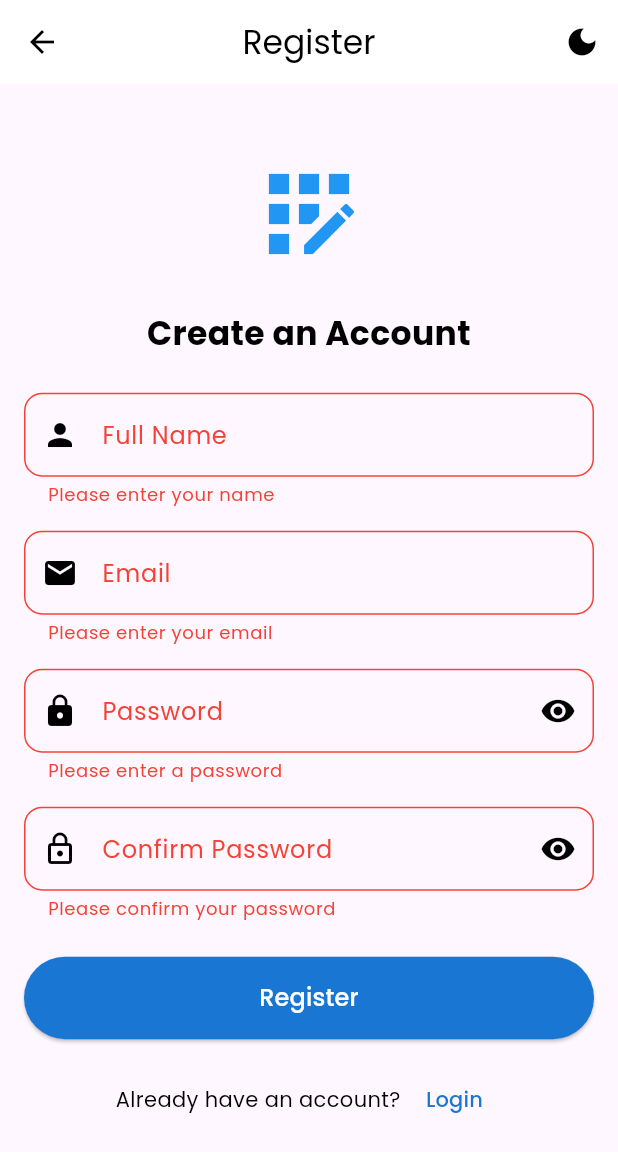
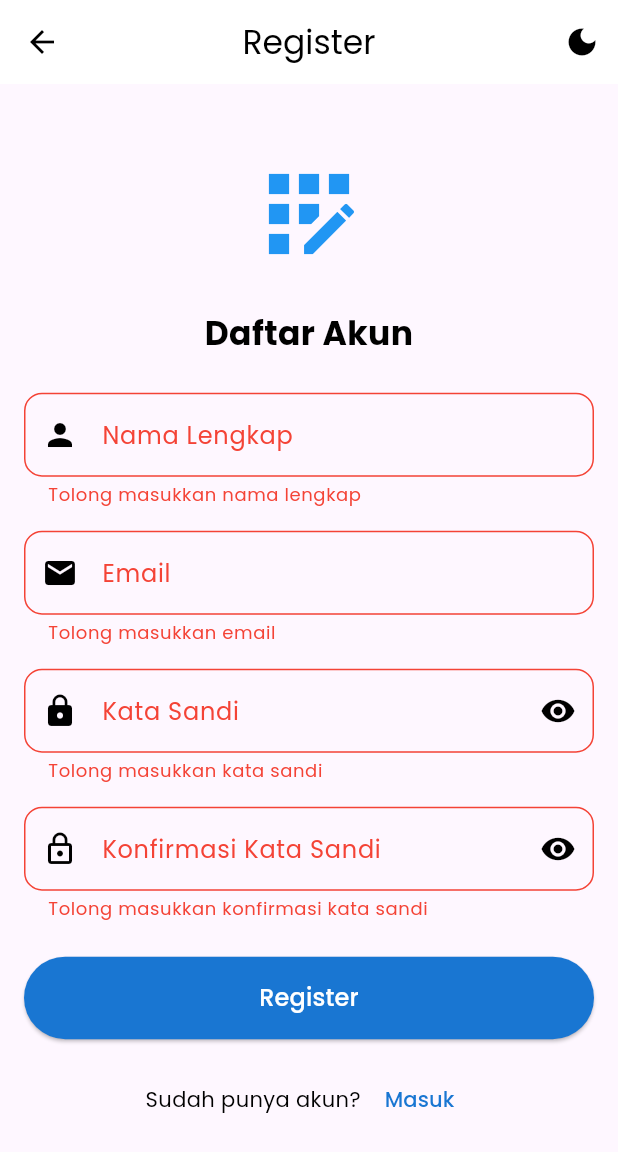
Before and after one commit to DewaYoGamer/flutter_assignment, a Flutter app: the RegisterPage screen opened directly, after a tap on "Register", on a phone screen of 412 x 824 dp. Shown: the top 1152 px of the screen. Run offline on Flutter 3.47's test engine with Material 3 defaults, Android fonts, the phone set to English and light mode, and no system bars; our stand-ins replace dio, flutter_secure_storage, google_fonts; accounts and stored records are empty.

Commit message:
change to indo

```diff
--- a/lib/pages/landing.dart
+++ b/lib/pages/landing.dart
@@ -19,13 +19,13 @@ class LandingPage extends StatefulWidget {
 }
 
 class _LandingPageState extends State<LandingPage> {
+  final TextEditingController _searchController = TextEditingController();
   final MemberService _memberService = MemberService();
   final AuthService _authService = AuthService();
   List<Member> _filteredMembers = [];
   bool _isLoading = false;
   String _errorMessage = '';
   String _searchQuery = '';
-  final TextEditingController _searchController = TextEditingController();
   @override
   void initState() {
     super.initState();
@@ -189,7 +189,7 @@ class _LandingPageState extends State<LandingPage> {
   Widget build(BuildContext context) {
     return Scaffold(
       appBar: AppBar(
-        title: const Text('List Anggota'),
+        title: const Text('Daftar Anggota'),
         actions: [
           IconButton(
             icon: Icon(
--- a/lib/pages/login_page.dart
+++ b/lib/pages/login_page.dart
@@ -101,7 +101,7 @@ class _LoginPageState extends State<LoginPage> {
   Widget build(BuildContext context) {
     return Scaffold(
       appBar: AppBar(
-        title: const Text('Login'),
+        title: const Text('Masuk'),
         centerTitle: true,
         actions: [
           IconButton(
@@ -168,7 +168,7 @@ class _LoginPageState extends State<LoginPage> {
                     color: Theme.of(context).colorScheme.onSurface,
                   ),
                   decoration: InputDecoration(
-                    labelText: 'Password',
+                    labelText: 'Kata Sandi',
                     border: const OutlineInputBorder(
                       borderRadius: BorderRadius.all(Radius.circular(12)),
                     ),
@@ -184,7 +184,7 @@ class _LoginPageState extends State<LoginPage> {
                         });
                       },
                       tooltip:
-                          _showPassword ? 'Hide password' : 'Show password',
+                          _showPassword ? 'Sembunyikan Kata Sandi' : 'Tampilkan Kata Sandi',
                     ),
                   ),
                   obscureText: !_showPassword,
@@ -209,7 +209,7 @@ class _LoginPageState extends State<LoginPage> {
                       },
                     ),
                     Text(
-                      'Remember Me',
+                      'Ingat Saya',
                       style: TextStyle(
                         color: Theme.of(context).colorScheme.onSurface,
                       ),
@@ -226,7 +226,7 @@ class _LoginPageState extends State<LoginPage> {
                   child:
                       _isLoading
                           ? const CircularProgressIndicator()
-                          : const Text('Login', style: TextStyle(fontSize: 16)),
+                          : const Text('Masuk', style: TextStyle(fontSize: 16)),
                 ),
                 const SizedBox(height: 20),
                 // Register Link
@@ -234,7 +234,7 @@ class _LoginPageState extends State<LoginPage> {
                   mainAxisAlignment: MainAxisAlignment.center,
                   children: [
                     Text(
-                      "Don't have an account? ",
+                      "Tidak punya akun? ",
                       style: TextStyle(
                         color: Theme.of(context).colorScheme.onSurface,
                       ),
@@ -248,7 +248,7 @@ class _LoginPageState extends State<LoginPage> {
                           ),
                         );
                       },
-                      child: const Text('Register'),
+                      child: const Text('Daftar'),
                     ),
                   ],
                 ),
--- a/lib/pages/member_detail_page.dart
+++ b/lib/pages/member_detail_page.dart
@@ -183,18 +183,19 @@ class _MemberDetailPageState extends State<MemberDetailPage> {
   // Separate navigation function to avoid context across async gaps
   Future<void> _navigateToEditPage(List<int> existingNomorInduks) async {
     // Perform the navigation
-    result = await Navigator.of(context).push(
+    final navigationResult = await Navigator.of(context).push(
       MaterialPageRoute(
-        builder:
-            (context) => EditAnggotaPage(
-              member: _member,
-              existingNomorInduks: existingNomorInduks,
-            ),
+        builder: (context) => EditAnggotaPage(
+          member: _member,
+          existingNomorInduks: existingNomorInduks,
+        ),
       ),
     );
 
-    // Handle the result
-    if (result == true && mounted) {
+    // Handle the result - set result to true if navigationResult is true
+    // otherwise, keep it as false (default value)
+    if (navigationResult == true && mounted) {
+      result = true;
       // Refresh member data
       await _refreshMemberData();
     }
--- a/lib/pages/register_page.dart
+++ b/lib/pages/register_page.dart
@@ -124,7 +124,7 @@ class _RegisterPageState extends State<RegisterPage> {
                 ),
                 const SizedBox(height: 24),
                 Text(
-                  'Create an Account',
+                  'Daftar Akun',
                   textAlign: TextAlign.center,
                   style: TextStyle(
                     fontSize: 22,
@@ -171,7 +171,7 @@ class _RegisterPageState extends State<RegisterPage> {
                     color: Theme.of(context).colorScheme.onSurface,
                   ),
                   decoration: const InputDecoration(
-                    labelText: 'Full Name',
+                    labelText: 'Nama Lengkap',
                     border: OutlineInputBorder(
                       borderRadius: BorderRadius.all(Radius.circular(12)),
                     ),
@@ -179,10 +179,10 @@ class _RegisterPageState extends State<RegisterPage> {
                   ),
                   validator: (value) {
                     if (value == null || value.isEmpty) {
-                      return 'Please enter your name';
+                      return 'Tolong masukkan nama lengkap';
                     }
                     if (value.length < 3) {
-                      return 'Name must be at least 3 characters';
+                      return 'Nama lengkap harus lebih dari 3 karakter';
                     }
                     return null;
                   },
@@ -205,10 +205,10 @@ class _RegisterPageState extends State<RegisterPage> {
                   keyboardType: TextInputType.emailAddress,
                   validator: (value) {
                     if (value == null || value.isEmpty) {
-                      return 'Please enter your email';
+                      return 'Tolong masukkan email';
                     }
                     if (!_emailRegex.hasMatch(value)) {
-                      return 'Please enter a valid email address';
+                      return 'Tolong masukkan email yang valid';
                     }
                     return null;
                   },
@@ -222,7 +222,7 @@ class _RegisterPageState extends State<RegisterPage> {
                     color: Theme.of(context).colorScheme.onSurface,
                   ),
                   decoration: InputDecoration(
-                    labelText: 'Password',
+                    labelText: 'Kata Sandi',
                     border: const OutlineInputBorder(
                       borderRadius: BorderRadius.all(Radius.circular(12)),
                     ),
@@ -238,16 +238,16 @@ class _RegisterPageState extends State<RegisterPage> {
                         });
                       },
                       tooltip:
-                          _showPassword ? 'Hide password' : 'Show password',
+                          _showPassword ? 'Sembunyikan Kata Sandi' : 'Tampilkan Kata Sandi',
                     ),
                   ),
                   obscureText: !_showPassword,
                   validator: (value) {
                     if (value == null || value.isEmpty) {
-                      return 'Please enter a password';
+                      return 'Tolong masukkan kata sandi';
                     }
                     if (value.length < 6) {
-                      return 'Password must be at least 6 characters';
+                      return 'Kata sandi harus lebih dari 6 karakter';
                     }
                     return null;
                   },
@@ -261,7 +261,7 @@ class _RegisterPageState extends State<RegisterPage> {
                     color: Theme.of(context).colorScheme.onSurface,
                   ),
                   decoration: InputDecoration(
-                    labelText: 'Confirm Password',
+                    labelText: 'Konfirmasi Kata Sandi',
                     border: const OutlineInputBorder(
                       borderRadius: BorderRadius.all(Radius.circular(12)),
                     ),
@@ -280,17 +280,17 @@ class _RegisterPageState extends State<RegisterPage> {
                       },
                       tooltip:
                           _showConfirmPassword
-                              ? 'Hide password'
-                              : 'Show password',
+                              ? 'Sembunyikan Kata Sandi'
+                              : 'Tampilkan Kata Sandi',
                     ),
                   ),
                   obscureText: !_showConfirmPassword,
                   validator: (value) {
                     if (value == null || value.isEmpty) {
-                      return 'Please confirm your password';
+                      return 'Tolong masukkan konfirmasi kata sandi';
                     }
                     if (value != _passwordController.text) {
-                      return 'Passwords do not match';
+                      return 'Kata sandi tidak cocok';
                     }
                     return null;
                   },
@@ -327,7 +327,7 @@ class _RegisterPageState extends State<RegisterPage> {
                   mainAxisAlignment: MainAxisAlignment.center,
                   children: [
                     Text(
-                      'Already have an account? ',
+                      'Sudah punya akun? ',
                       style: TextStyle(
                         color: Theme.of(context).colorScheme.onSurface,
                       ),
@@ -343,7 +343,7 @@ class _RegisterPageState extends State<RegisterPage> {
                           ),
                         );
                       },
-                      child: const Text('Login'),
+                      child: const Text('Masuk'),
                     ),
                   ],
                 ),
```
